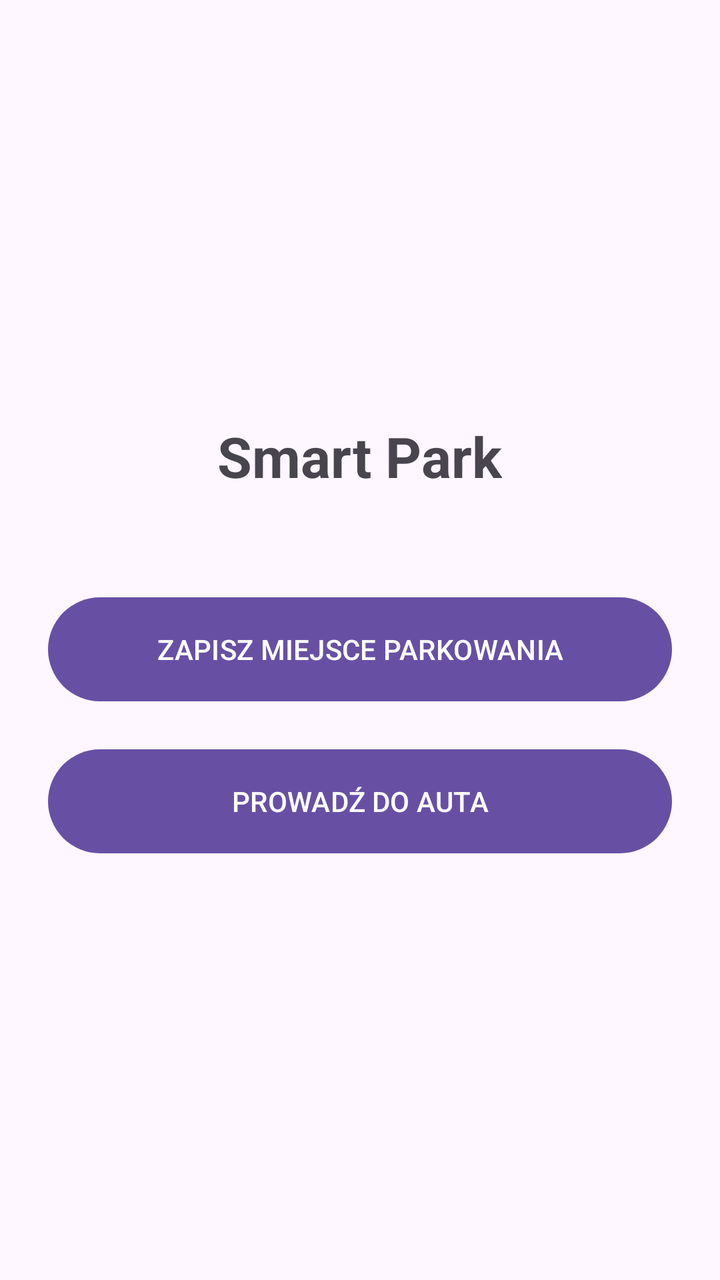
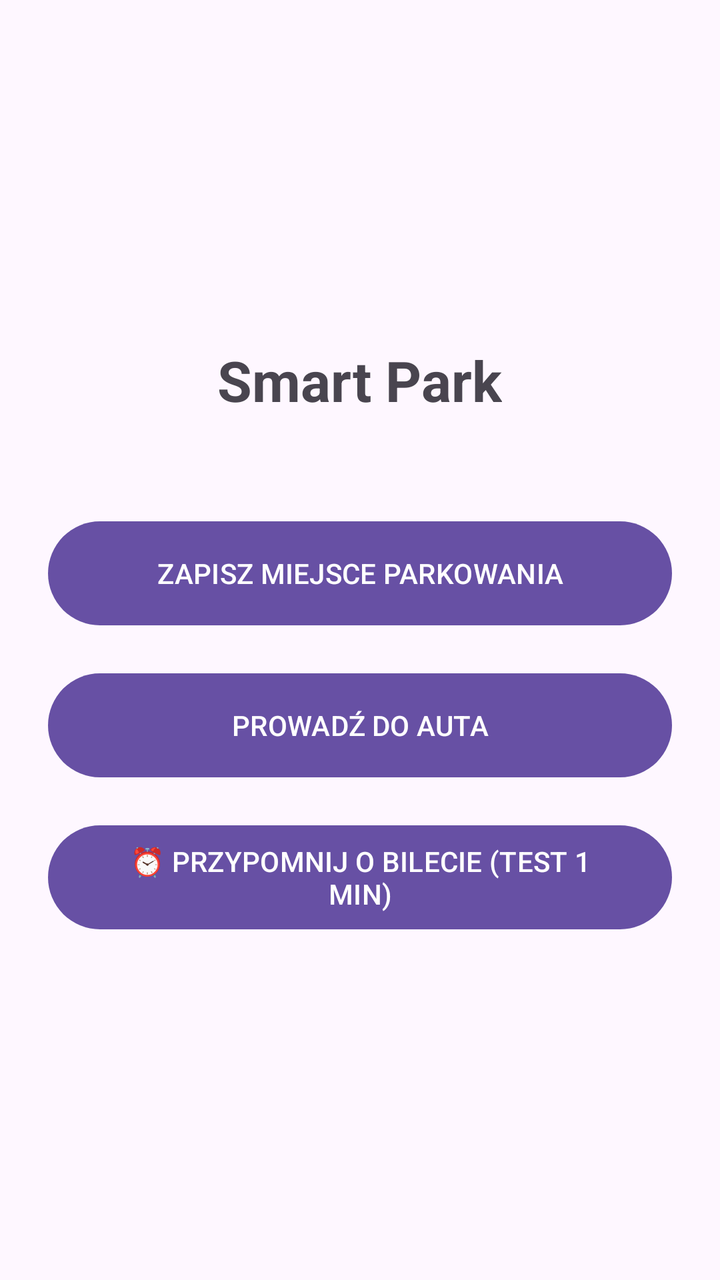

The first picture is an Android layout as it rendered before a commit; the second is the same layout after the commit. The layout source and the unified diff follow.
<!-- AndroidManifest.xml: application theme Theme.Park -->
<!-- res/layout/activity_main.xml -->
<?xml version="1.0" encoding="utf-8"?>
<FrameLayout xmlns:android="http://schemas.android.com/apk/res/android"
    android:layout_width="match_parent"
    android:layout_height="match_parent">

    
    <LinearLayout
        android:id="@+id/layoutMenu"
        android:layout_width="match_parent"
        android:layout_height="match_parent"
        android:orientation="vertical"
        android:gravity="center"
        android:padding="24dp">

        <TextView
            android:layout_width="wrap_content"
            android:layout_height="wrap_content"
            android:text="Smart Park"
            android:textSize="28sp"
            android:textStyle="bold"
            android:layout_marginBottom="48dp"/>

        <Button
            android:id="@+id/btnMenuSave"
            android:layout_width="match_parent"
            android:layout_height="60dp"
            android:text="ZAPISZ MIEJSCE PARKOWANIA"
            android:layout_marginBottom="16dp"/>

        <Button
            android:id="@+id/btnMenuNavigate"
            android:layout_width="match_parent"
            android:layout_height="60dp"
            android:text="PROWADŹ DO AUTA"/>
    </LinearLayout>

    
    <LinearLayout
        android:id="@+id/layoutSave"
        android:layout_width="match_parent"
        android:layout_height="match_parent"
        android:orientation="vertical"
        android:gravity="center"
        android:padding="24dp"
        android:visibility="gone">

        <TextView
            android:id="@+id/tvStatusSave"
            android:layout_width="wrap_content"
            android:layout_height="wrap_content"
            android:text="Czekam na sygnał GPS..."
            android:textSize="18sp"
            android:textAlignment="center"
            android:layout_marginBottom="24dp"/>

        <ImageView
            android:id="@+id/ivParkedCar"
            android:layout_width="250dp"
            android:layout_height="250dp"
            android:layout_marginBottom="16dp"
            android:scaleType="centerCrop"
            android:visibility="gone"/>

        <Button
            android:id="@+id/btnTakePhoto"
            android:layout_width="match_parent"
            android:layout_height="50dp"
            android:text="📷 ZRÓB ZDJĘCIE OTOCZENIA"
            android:layout_marginBottom="16dp"
            android:visibility="gone"/>

        <Button
            android:id="@+id/btnBackFromSave"
            android:layout_width="match_parent"
            android:layout_height="50dp"
            android:text="POWRÓT DO MENU"/>
    </LinearLayout>

    
    <LinearLayout
        android:id="@+id/layoutNavigate"
        android:layout_width="match_parent"
        android:layout_height="match_parent"
        android:orientation="vertical"
        android:gravity="center"
        android:padding="24dp"
        android:visibility="gone">

        <TextView
            android:layout_width="wrap_content"
            android:layout_height="wrap_content"
            android:text="Kieruj się w stronę strzałki:"
            android:textSize="18sp"
            android:textAlignment="center"/>

        <TextView
            android:id="@+id/tvDistance"
            android:layout_width="wrap_content"
            android:layout_height="wrap_content"
            android:text="Odległość: 0 m"
            android:textSize="24sp"
            android:textStyle="bold"
            android:layout_marginTop="16dp"/>

        <TextView
            android:id="@+id/tvArrow"
            android:layout_width="wrap_content"
            android:layout_height="wrap_content"
            android:text="⬆"
            android:textSize="120sp"
            android:layout_marginTop="16dp"/>

        <ImageView
            android:id="@+id/ivNavParkedCar"
            android:layout_width="150dp"
            android:layout_height="150dp"
            android:layout_marginTop="16dp"
            android:scaleType="centerCrop"
            android:visibility="gone"/>

        <Button
            android:id="@+id/btnBackFromNavigate"
            android:layout_width="match_parent"
            android:layout_height="50dp"
            android:text="ZAKOŃCZ I WRÓĆ DO MENU"
            android:layout_marginTop="32dp"/>
    </LinearLayout>

    
    <FrameLayout
        android:id="@+id/layoutFullscreen"
        android:layout_width="match_parent"
        android:layout_height="match_parent"
        android:background="#FF000000"
        android:visibility="gone">

        <ImageView
            android:id="@+id/ivFullscreen"
            android:layout_width="match_parent"
            android:layout_height="match_parent"
            android:scaleType="fitCenter" />

        <Button
            android:id="@+id/btnCloseFullscreen"
            android:layout_width="wrap_content"
            android:layout_height="wrap_content"
            android:text="ZAMKNIJ"
            android:layout_gravity="top|end"
            android:layout_margin="16dp"/>
    </FrameLayout>

</FrameLayout>
<!-- resources referenced by this layout -->
<resources>
  <style name="Theme.Park" parent="Base.Theme.Park" />
  <style name="Base.Theme.Park" parent="Theme.Material3.DayNight.NoActionBar">
          
          
      </style>
</resources>

<!-- the commit's change to res/layout/activity_main.xml (unified diff, before → after) -->
@@ -32,6 +32,13 @@
             android:layout_width="match_parent"
             android:layout_height="60dp"
             android:text="PROWADŹ DO AUTA"/>
+
+        <Button
+            android:id="@+id/btnSetTicket"
+            android:layout_width="match_parent"
+            android:layout_height="60dp"
+            android:text="⏰ PRZYPOMNIJ O BILECIE (TEST 1 MIN)"
+            android:layout_marginTop="16dp"/>
     </LinearLayout>
 
     
